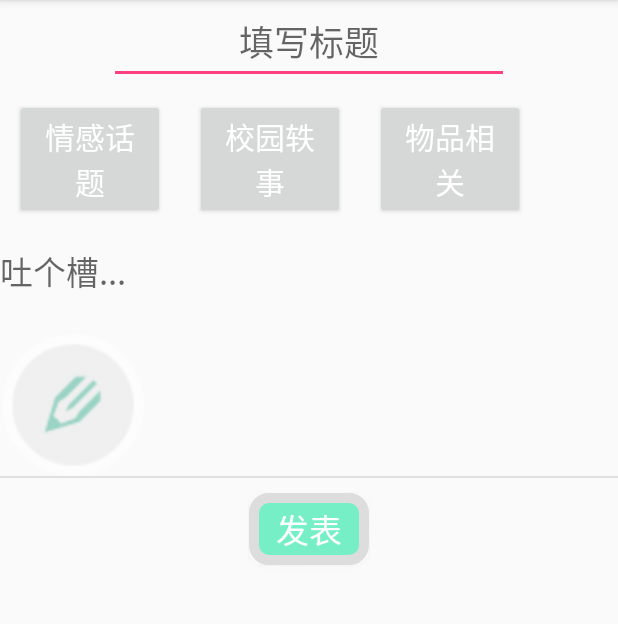
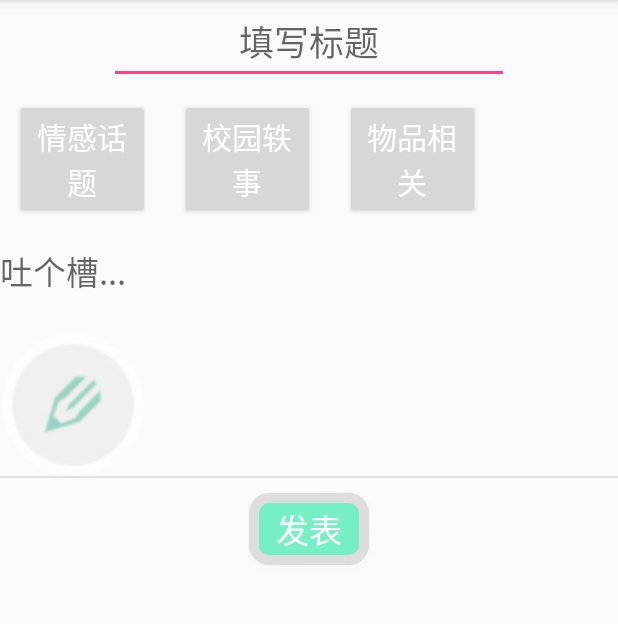
Before and after one commit to Vacity/campusWall, an Android app: the publishActivity screen opened directly, with no data from a screen before it, on a phone screen of 412 x 824 dp, the part 84-708 px from its top. Run offline under Robolectric (Android 15) with nearby library versions, the phone set to English and light mode, and no system bars; 6 statements that could not run were skipped.

Commit message:
Development: 按钮大小调整..

```diff
--- a/app/src/main/res/layout/activity_publish.xml
+++ b/app/src/main/res/layout/activity_publish.xml
@@ -21,7 +21,7 @@
         android:orientation="horizontal">
     <Button
         android:id="@+id/emotionTitleBtn"
-        android:layout_width="100dp"
+        android:layout_width="90dp"
         android:layout_margin="10dp"
         android:layout_height="wrap_content"
         android:textColor="#FFF"
@@ -30,7 +30,7 @@
         android:text="情感话题"/>
     <Button
         android:id="@+id/eventTitleBtn"
-        android:layout_width="100dp"
+        android:layout_width="90dp"
         android:layout_margin="10dp"
         android:textSize="30px"
         android:layout_height="wrap_content"
@@ -40,7 +40,7 @@
 
         <Button
             android:id="@+id/thingTitleBtn"
-            android:layout_width="100dp"
+            android:layout_width="90dp"
             android:layout_margin="10dp"
             android:layout_height="wrap_content"
             android:textColor="#FFF"
```
